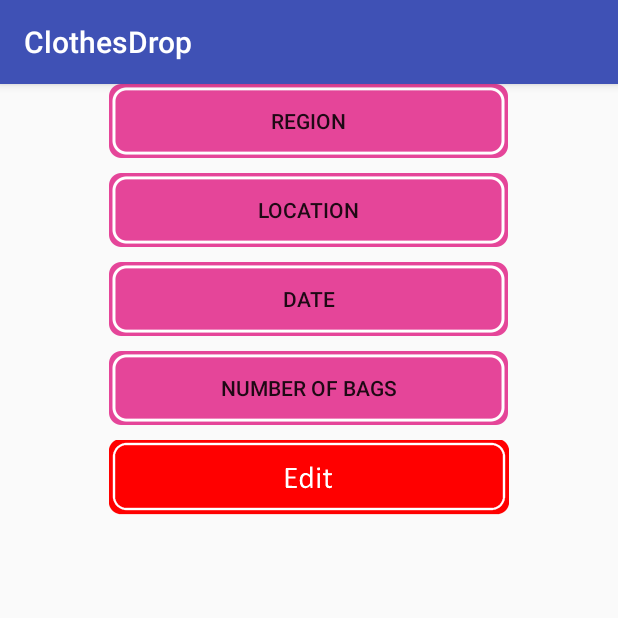
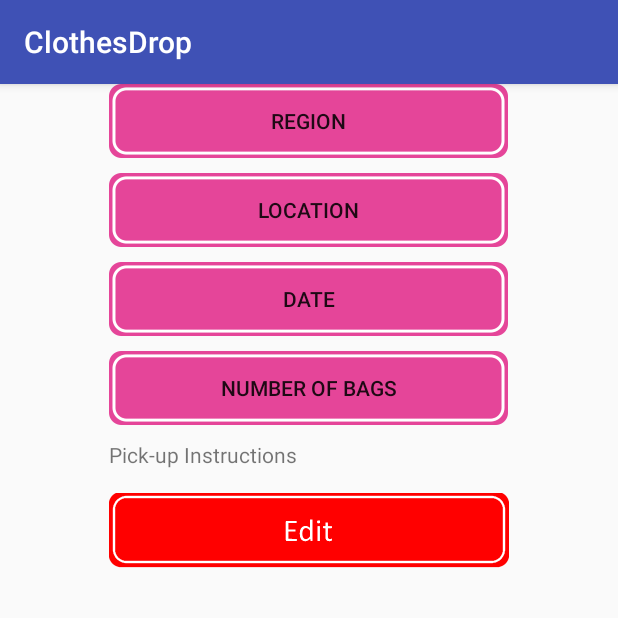
Before and after one commit to UnderratedDev/ClothesDrop, an Android app: the ScheduledRequestDetailsActivity screen opened directly, with no data from a screen before it, on a phone screen of 412 x 824 dp, the top half of it. Run offline under Robolectric (Android 15) with nearby library versions, the phone set to English and light mode, and no system bars.

Commit message:
added edittext field for notes in requestdetails, scheduledrequestdetails, and editrequest

```diff
--- a/app/src/main/res/layout/activity_scheduled_request_details.xml
+++ b/app/src/main/res/layout/activity_scheduled_request_details.xml
@@ -46,6 +46,16 @@
         android:text="Number of Bags"
         android:layout_marginBottom="10dp" />
 
+    <TextView
+        android:id="@+id/details_notes"
+        android:layout_width="266dp"
+        android:layout_height="wrap_content"
+        android:minLines="2"
+        android:maxLines="2"
+        android:ems="10"
+        android:layout_gravity="center"
+        android:text="Pick-up Instructions"/>
+
     <ImageButton
         android:id="@+id/imageButton3"
         android:layout_width="wrap_content"
@@ -54,7 +64,6 @@
         android:scaleType="centerInside"
         app:srcCompat="@drawable/button_edit"
         android:layout_marginBottom="10dp"
-        android:onClick="cancel"
         />
 
 </LinearLayout>
```
Also changed, not shown: app/src/main/res/layout/activity_edit_request.xml (+10 -0 lines), app/src/main/res/layout/activity_request_details.xml (+10 -0 lines).
